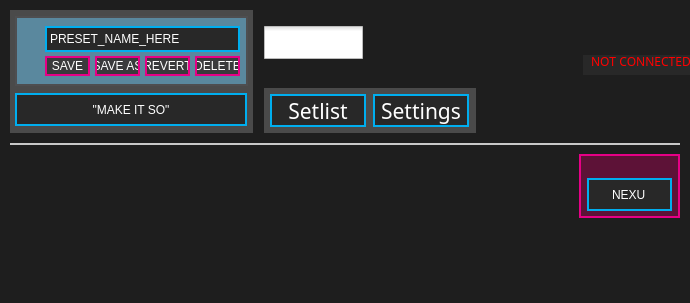
Before: the Qt Designer form standalone/advanced/forms/mainwindow.ui in Muse-Kinetics/softstep_editor, drawn with Qt 5.
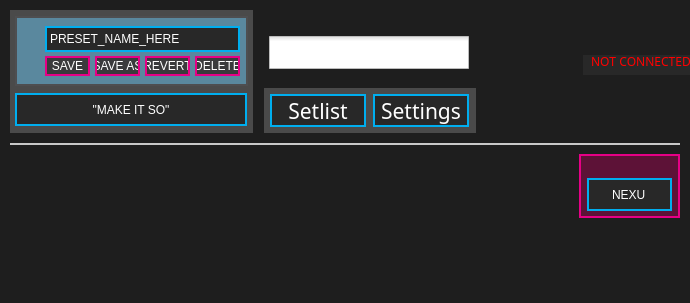
After: the same form once the commit is applied. Icons and pictures are not drawn.

Commit message: added new hosted/standalone checkbox resources

The edit to the form file:
```diff
--- a/standalone/advanced/forms/mainwindow.ui
+++ b/standalone/advanced/forms/mainwindow.ui
@@ -627,9 +627,9 @@
    <widget class="QCheckBox" name="mode">
     <property name="geometry">
      <rect>
-      <x>264</x>
-      <y>20</y>
-      <width>212</width>
+      <x>269</x>
+      <y>30</y>
+      <width>200</width>
       <height>45</height>
      </rect>
     </property>
@@ -644,8 +644,9 @@
 
 QCheckBox::indicator
 {
-    width: 99px;
-    height: 33px;
+    width: 212px;
+    height: 45px;
+	padding: -6px;
 }
 
 QCheckBox::indicator:unchecked
```
The commit also changes 6 other files.
